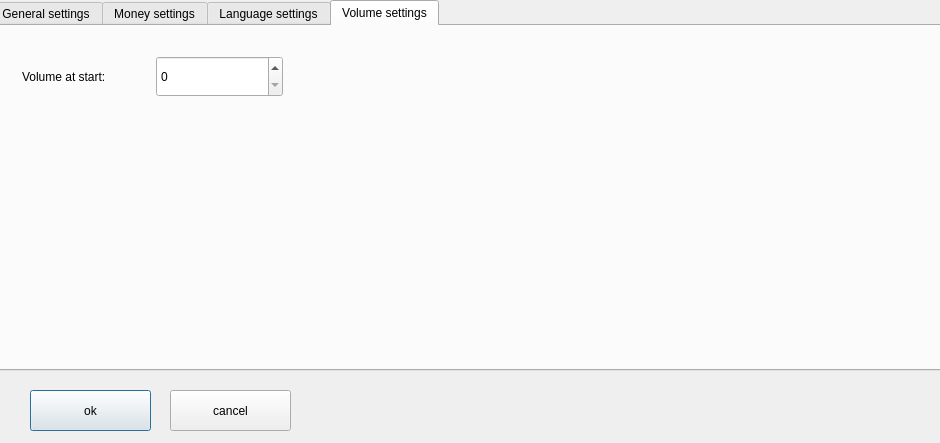
This is blue-app/ui/ui-design/Settings.ui in matus-u/sz-bluetooth as Qt 5 draws it before an edit. The edited form follows.
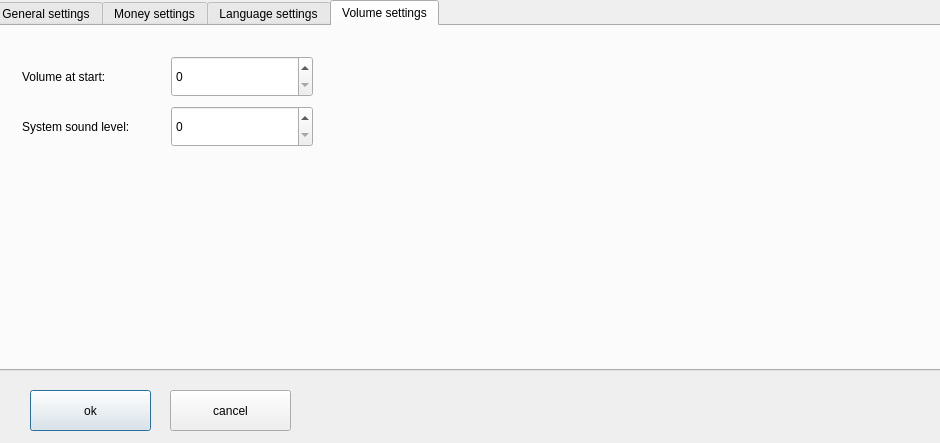
This is the edited form. The open tabs and pages were chosen to show the change.

Commit message: add system sound volume level

Patch:
```diff
--- a/blue-app/ui/ui-design/Settings.ui
+++ b/blue-app/ui/ui-design/Settings.ui
@@ -677,7 +677,7 @@
       <rect>
        <x>30</x>
        <y>30</y>
-       <width>261</width>
+       <width>291</width>
        <height>41</height>
       </rect>
      </property>
@@ -707,6 +707,41 @@
       </item>
      </layout>
     </widget>
+    <widget class="QWidget" name="layoutWidget_2">
+     <property name="geometry">
+      <rect>
+       <x>30</x>
+       <y>80</y>
+       <width>291</width>
+       <height>41</height>
+      </rect>
+     </property>
+     <layout class="QHBoxLayout" name="horizontalLayout_3">
+      <item>
+       <widget class="QLabel" name="label_21">
+        <property name="text">
+         <string>System sound level:</string>
+        </property>
+       </widget>
+      </item>
+      <item>
+       <widget class="QSpinBox" name="systemVolumeLevelBox">
+        <property name="sizePolicy">
+         <sizepolicy hsizetype="Minimum" vsizetype="Preferred">
+          <horstretch>0</horstretch>
+          <verstretch>0</verstretch>
+         </sizepolicy>
+        </property>
+        <property name="maximum">
+         <number>100</number>
+        </property>
+        <property name="singleStep">
+         <number>5</number>
+        </property>
+       </widget>
+      </item>
+     </layout>
+    </widget>
    </widget>
   </widget>
  </widget>
```
The commit also changes 8 other files.
